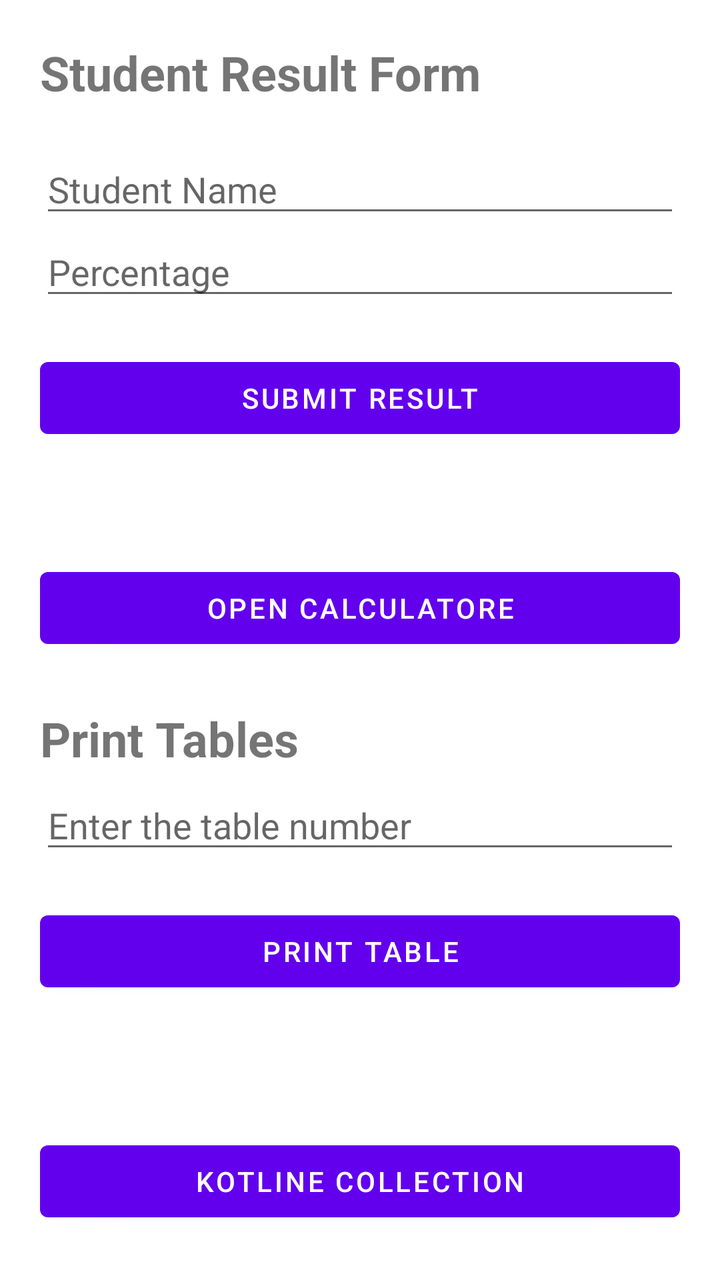
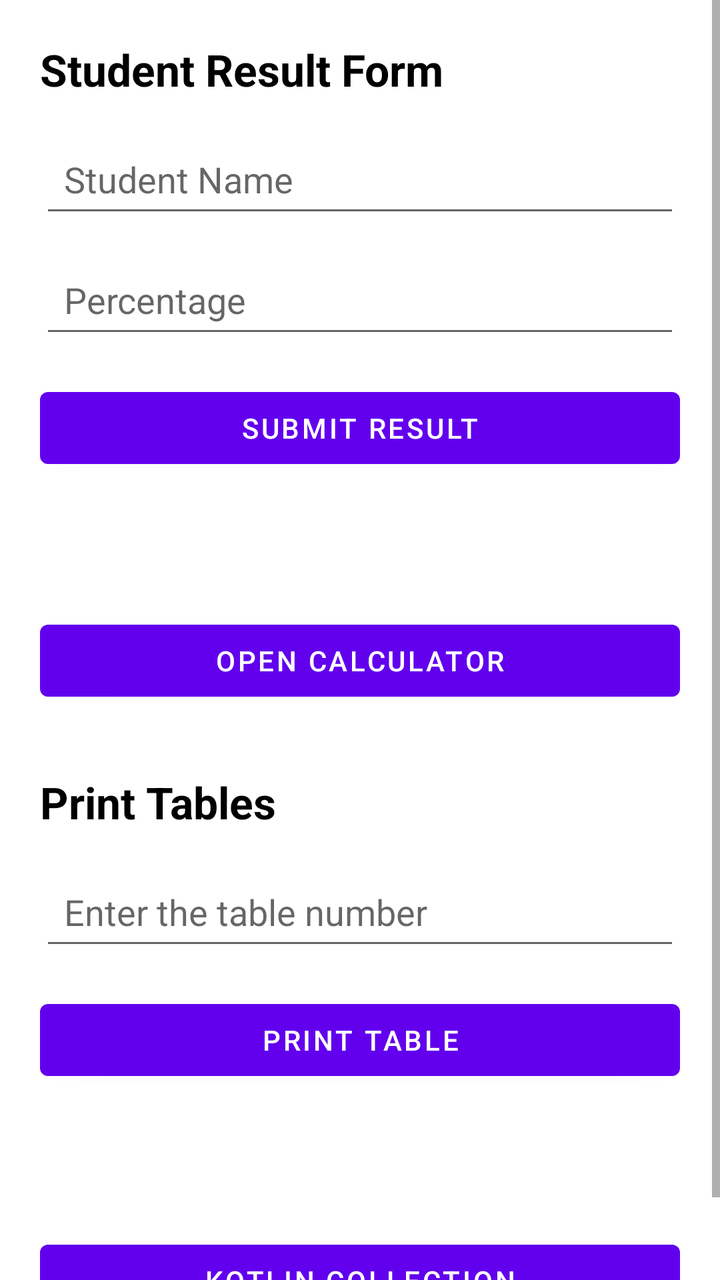

Screens rendered from an Android XML layout before and after an edit, with the pre-edit source and the edit as a unified diff.
<!-- AndroidManifest.xml: application theme Theme.Sample_App -->
<!-- res/layout/activity_kotline_basic.xml -->
<?xml version="1.0" encoding="utf-8"?>
<ScrollView xmlns:android="http://schemas.android.com/apk/res/android"
    android:layout_width="match_parent"
    android:layout_height="match_parent">

    <LinearLayout
        android:layout_width="match_parent"
        android:layout_height="wrap_content"
        android:orientation="vertical"
        android:padding="20dp">

        

        <TextView
            android:layout_width="wrap_content"
            android:layout_height="wrap_content"
            android:layout_marginBottom="20dp"
            android:text="@string/student_result_form"
            android:textSize="24sp"
            android:textStyle="bold" />

        <EditText
            android:id="@+id/etName"
            android:layout_width="match_parent"
            android:layout_height="wrap_content"
            android:hint="@string/student_name"
            android:inputType="textPersonName" />

        <EditText
            android:id="@+id/etPercentage"
            android:layout_width="match_parent"
            android:layout_height="wrap_content"
            android:hint="@string/percentage"
            android:inputType="numberDecimal" />

        <Button
            android:id="@+id/btnSubmit"
            android:layout_width="match_parent"
            android:layout_height="wrap_content"
            android:layout_marginTop="20dp"
            android:text="Submit Result" />

        <TextView
            android:id="@+id/result"
            android:layout_width="match_parent"
            android:layout_height="wrap_content"
            android:paddingTop="10dp"
            android:text=""
            android:textAlignment="center"
            android:textSize="20sp" />

        <Button
            android:id="@+id/btnmovecalcu"
            android:layout_width="match_parent"
            android:layout_height="wrap_content"
            android:layout_marginTop="20dp"
            android:text=" open calculatore " />

        

        <TextView
            android:layout_width="wrap_content"
            android:layout_height="wrap_content"
            android:layout_marginTop="25dp"
            android:layout_marginBottom="5dp"
            android:text="Print Tables"
            android:textSize="24sp"
            android:textStyle="bold" />

        <EditText
            android:id="@+id/ettables"
            android:layout_width="match_parent"
            android:layout_height="wrap_content"
            android:hint="Enter the table number"
            android:inputType="number" />

        <Button
            android:id="@+id/btntable"
            android:layout_width="match_parent"
            android:layout_height="wrap_content"
            android:layout_marginTop="20dp"
            android:text="Print Table" />

        <TextView
            android:id="@+id/table"
            android:layout_width="match_parent"
            android:layout_height="wrap_content"
            android:layout_marginTop="15dp"
            android:layout_marginBottom="5dp"
            android:text=""
            android:textSize="20sp" />

        <Button
            android:id="@+id/btnCollection"
            android:layout_width="match_parent"
            android:layout_height="wrap_content"
            android:layout_marginTop="20dp"
            android:text="kotline Collection" />

    </LinearLayout>

</ScrollView>
<!-- resources referenced by this layout -->
<resources>
  <string name="percentage">Percentage</string>
  <string name="student_name">Student Name</string>
  <string name="student_result_form">Student Result Form</string>
  <style name="Theme.Sample_App" parent="Theme.MaterialComponents.Light.NoActionBar" />
</resources>

<!-- the commit's change to res/layout/activity_kotline_basic.xml (unified diff, before → after) -->
@@ -1,7 +1,8 @@
 <?xml version="1.0" encoding="utf-8"?>
 <ScrollView xmlns:android="http://schemas.android.com/apk/res/android"
     android:layout_width="match_parent"
-    android:layout_height="match_parent">
+    android:layout_height="match_parent"
+    android:fillViewport="true">
 
     <LinearLayout
         android:layout_width="match_parent"
@@ -14,88 +15,102 @@
         <TextView
             android:layout_width="wrap_content"
             android:layout_height="wrap_content"
-            android:layout_marginBottom="20dp"
+            android:layout_marginBottom="16dp"
             android:text="@string/student_result_form"
-            android:textSize="24sp"
+            android:textColor="#000000"
+            android:textSize="22sp"
             android:textStyle="bold" />
 
         <EditText
             android:id="@+id/etName"
             android:layout_width="match_parent"
             android:layout_height="wrap_content"
+            android:minHeight="48dp"
             android:hint="@string/student_name"
-            android:inputType="textPersonName" />
+            android:inputType="textPersonName"
+            android:padding="12dp" />
 
         <EditText
             android:id="@+id/etPercentage"
             android:layout_width="match_parent"
             android:layout_height="wrap_content"
+            android:layout_marginTop="12dp"
+            android:minHeight="48dp"
             android:hint="@string/percentage"
-            android:inputType="numberDecimal" />
+            android:inputType="numberDecimal"
+            android:padding="12dp" />
 
         <Button
             android:id="@+id/btnSubmit"
             android:layout_width="match_parent"
             android:layout_height="wrap_content"
-            android:layout_marginTop="20dp"
+            android:layout_marginTop="16dp"
             android:text="Submit Result" />
 
         <TextView
             android:id="@+id/result"
             android:layout_width="match_parent"
             android:layout_height="wrap_content"
-            android:paddingTop="10dp"
+            android:layout_marginTop="12dp"
+            android:padding="8dp"
             android:text=""
             android:textAlignment="center"
-            android:textSize="20sp" />
+            android:textColor="#333333"
+            android:textSize="18sp"
+            android:textStyle="bold" />
 
         <Button
             android:id="@+id/btnmovecalcu"
             android:layout_width="match_parent"
             android:layout_height="wrap_content"
-            android:layout_marginTop="20dp"
-            android:text=" open calculatore " />
+            android:layout_marginTop="16dp"
+            android:text="Open Calculator" />
 
         
 
         <TextView
             android:layout_width="wrap_content"
             android:layout_height="wrap_content"
-            android:layout_marginTop="25dp"
-            android:layout_marginBottom="5dp"
+            android:layout_marginTop="32dp"
+            android:layout_marginBottom="16dp"
             android:text="Print Tables"
-            android:textSize="24sp"
+            android:textColor="#000000"
+            android:textSize="22sp"
             android:textStyle="bold" />
 
         <EditText
             android:id="@+id/ettables"
             android:layout_width="match_parent"
             android:layout_height="wrap_content"
+            android:minHeight="48dp"
             android:hint="Enter the table number"
-            android:inputType="number" />
+            android:inputType="number"
+            android:padding="12dp" />
 
         <Button
             android:id="@+id/btntable"
             android:layout_width="match_parent"
             android:layout_height="wrap_content"
-            android:layout_marginTop="20dp"
+            android:layout_marginTop="16dp"
             android:text="Print Table" />
 
         <TextView
             android:id="@+id/table"
             android:layout_width="match_parent"
             android:layout_height="wrap_content"
-            android:layout_marginTop="15dp"
-            android:layout_marginBottom="5dp"
+            android:layout_marginTop="12dp"
+            android:padding="8dp"
             android:text=""
-            android:textSize="20sp" />
+            android:textAlignment="center"
+            android:textColor="#333333"
+            android:textSize="18sp" />
 
         <Button
             android:id="@+id/btnCollection"
             android:layout_width="match_parent"
             android:layout_height="wrap_content"
             android:layout_marginTop="20dp"
-            android:text="kotline Collection" />
+            android:text="Kotlin Collection" />
 
     </LinearLayout>
 
